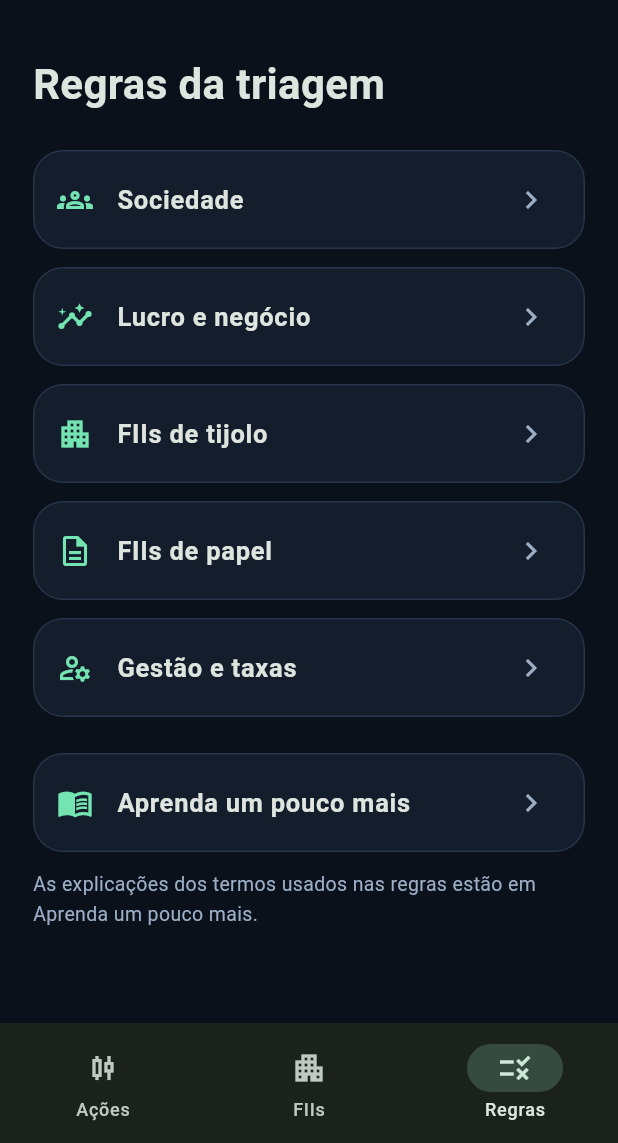
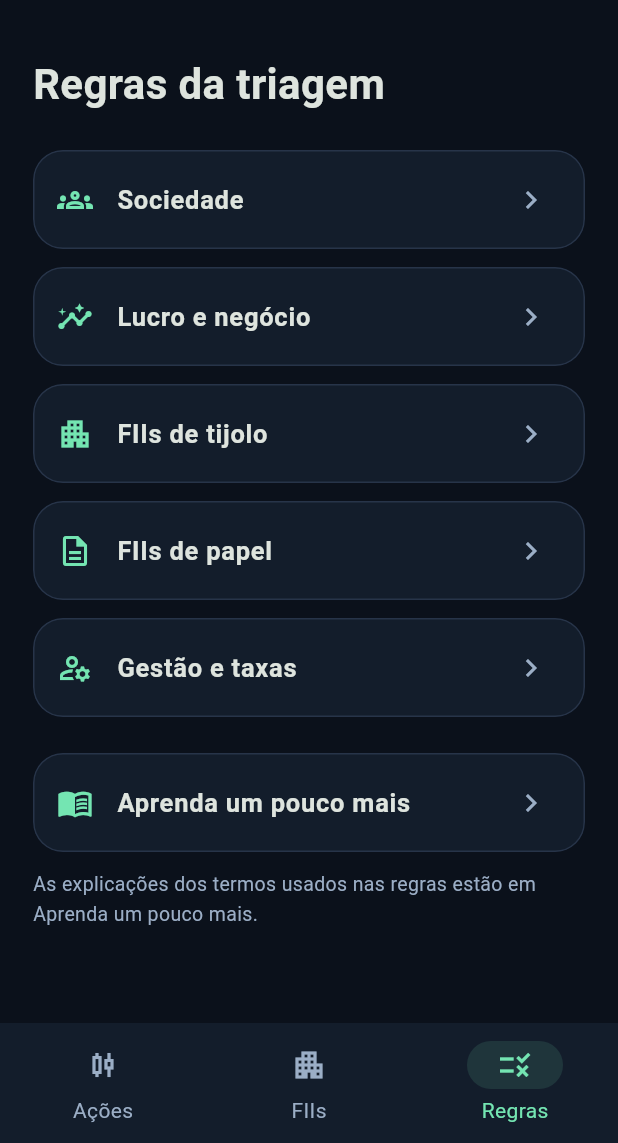
Before and after one commit to VitorSetragni/Investir, a Flutter app: the screen it shows after launch, item 3 of the bottom bar chosen, on a phone screen of 412 x 824 dp, the part 93-1236 px from its top. Run offline on Flutter 3.47's test engine with Material 3 defaults, Android fonts, the phone set to English and light mode, and no system bars; our stand-ins replace file_picker, flutter_secure_storage, shared_preferences; network calls fail.

Commit message:
Alinha cores do rodapé ao tema escuro e preserva o modo claro

```diff
--- a/frontend/lib/app_theme.dart
+++ b/frontend/lib/app_theme.dart
@@ -49,7 +49,7 @@ Color statusColor(BuildContext context, String status) => switch (status) {
 
 ThemeData investirTheme(Brightness brightness) {
   final p = brightness == Brightness.dark ? AppPalette.dark : AppPalette.light;
-  return ThemeData(
+  final theme = ThemeData(
     brightness: brightness,
     useMaterial3: true,
     scaffoldBackgroundColor: p.bg,
@@ -86,4 +86,27 @@ ThemeData investirTheme(Brightness brightness) {
       ),
     ),
   );
+
+  if (brightness != Brightness.dark) return theme;
+
+  Color destinationColor(Set<WidgetState> states) {
+    if (states.contains(WidgetState.disabled)) {
+      return p.muted.withValues(alpha: .38);
+    }
+    return states.contains(WidgetState.selected) ? p.mint : p.muted;
+  }
+
+  return theme.copyWith(
+    navigationBarTheme: NavigationBarThemeData(
+      backgroundColor: p.panel,
+      surfaceTintColor: Colors.transparent,
+      indicatorColor: p.mint.withValues(alpha: .12),
+      iconTheme: WidgetStateProperty.resolveWith((states) => IconThemeData(
+        size: 24,
+        color: destinationColor(states),
+      )),
+      labelTextStyle: WidgetStateProperty.resolveWith((states) =>
+        theme.textTheme.labelMedium!.copyWith(color: destinationColor(states))),
+    ),
+  );
 }
--- a/frontend/pubspec.yaml
+++ b/frontend/pubspec.yaml
@@ -1,7 +1,7 @@
 name: investir
 description: Triagem de ações e FIIs com base nas suas planilhas mensais.
 publish_to: none
-version: 1.1.1+3
+version: 1.1.2+4
 environment:
   sdk: '>=3.10.0 <4.0.0'
 dependencies:
```
Also changed, not shown: 2 other files.
